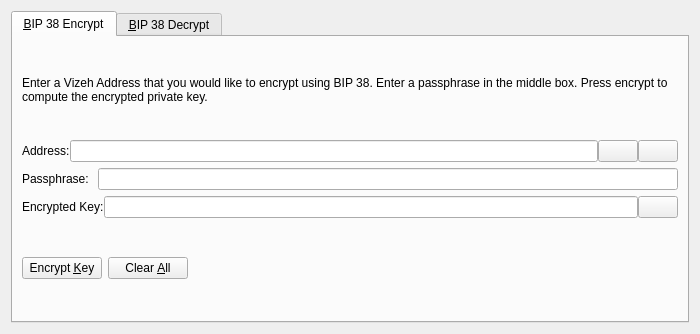
wtomtom/vizeh, file src/qt/forms/bip38tooldialog.ui: the form before one commit.
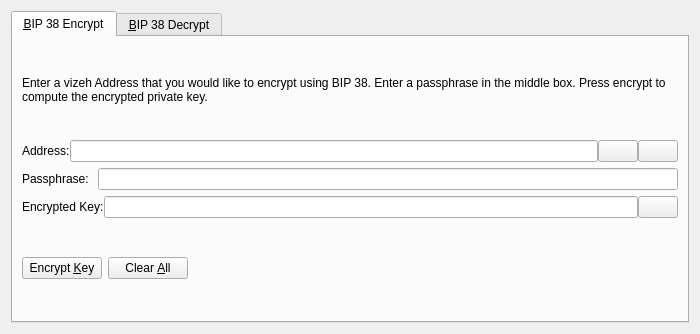
The form after the commit. The open tabs and pages were chosen to show the change. Icons and pictures are not drawn. Custom widgets are drawn as their Qt base class.

```diff
--- a/src/qt/forms/bip38tooldialog.ui
+++ b/src/qt/forms/bip38tooldialog.ui
@@ -30,7 +30,7 @@
        <item>
         <widget class="QLabel" name="infoLabel_ENC">
          <property name="text">
-          <string>Enter a Vizeh Address that you would like to encrypt using BIP 38. Enter a passphrase in the middle box. Press encrypt to compute the encrypted private key.</string>
+          <string>Enter a vizeh Address that you would like to encrypt using BIP 38. Enter a passphrase in the middle box. Press encrypt to compute the encrypted private key.</string>
          </property>
          <property name="textFormat">
           <enum>Qt::PlainText</enum>
```
Left out of the diff: 24 changed lines with no effect on the pictures.
